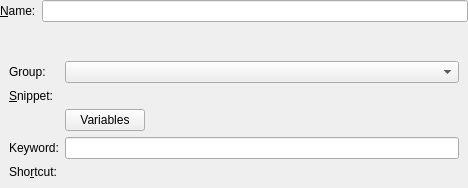
Qt form src/snippets/ui/snippetwidget.ui (KDE/mailcommon) before a commit.
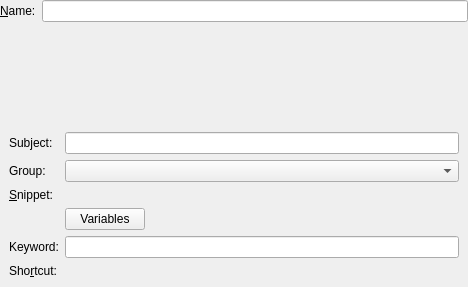
The same form after that commit. Custom widgets are drawn as their Qt base class.

Commit message: Add subject support as discussed with David

What changed in the file:
```diff
--- a/src/snippets/ui/snippetwidget.ui
+++ b/src/snippets/ui/snippetwidget.ui
@@ -7,7 +7,7 @@
     <x>0</x>
     <y>0</y>
     <width>468</width>
-    <height>188</height>
+    <height>287</height>
    </rect>
   </property>
   <layout class="QVBoxLayout" name="verticalLayout">
@@ -38,17 +38,20 @@
    <item>
     <widget class="QWidget" name="groupWidget" native="true">
      <layout class="QGridLayout" name="gridLayout">
-      <item row="0" column="0">
-       <widget class="QLabel" name="textLabelGroup">
-        <property name="text">
-         <string comment="Group to which the snippet belongs.">Group:</string>
+      <item row="3" column="2">
+       <spacer name="horizontalSpacer">
+        <property name="orientation">
+         <enum>Qt::Horizontal</enum>
         </property>
-        <property name="wordWrap">
-         <bool>false</bool>
+        <property name="sizeHint" stdset="0">
+         <size>
+          <width>347</width>
+          <height>20</height>
+         </size>
         </property>
-       </widget>
+       </spacer>
       </item>
-      <item row="1" column="0">
+      <item row="2" column="0">
        <widget class="QLabel" name="textLabel">
         <property name="text">
          <string>&amp;Snippet:</string>
@@ -64,8 +67,31 @@
         </property>
        </widget>
       </item>
+      <item row="7" column="1" colspan="2">
+       <widget class="KKeySequenceWidget" name="keyWidget">
+        <property name="sizePolicy">
+         <sizepolicy hsizetype="Preferred" vsizetype="Preferred">
+          <horstretch>0</horstretch>
+          <verstretch>0</verstretch>
+         </sizepolicy>
+        </property>
+       </widget>
+      </item>
+      <item row="1" column="0">
+       <widget class="QLabel" name="textLabelGroup">
+        <property name="text">
+         <string comment="Group to which the snippet belongs.">Group:</string>
+        </property>
+        <property name="wordWrap">
+         <bool>false</bool>
+        </property>
+       </widget>
+      </item>
       <item row="1" column="1" colspan="2">
-       <widget class="KPIMTextEdit::PlainTextEditorWidget" name="snippetText" native="true">
+       <widget class="KComboBox" name="groupBox"/>
+      </item>
+      <item row="2" column="1" colspan="2">
+       <widget class="KPIMTextEdit::PlainTextEditorWidget" name="snippetText">
         <property name="font">
          <font>
           <family>Courier</family>
@@ -74,27 +100,21 @@
         </property>
        </widget>
       </item>
-      <item row="2" column="1">
+      <item row="6" column="0">
+       <widget class="QLabel" name="label">
+        <property name="text">
+         <string>Keyword:</string>
+        </property>
+       </widget>
+      </item>
+      <item row="3" column="1">
        <widget class="QPushButton" name="pushButtonVariables">
         <property name="text">
          <string>Variables</string>
         </property>
        </widget>
       </item>
-      <item row="2" column="2">
-       <spacer name="horizontalSpacer">
-        <property name="orientation">
-         <enum>Qt::Horizontal</enum>
-        </property>
-        <property name="sizeHint" stdset="0">
-         <size>
-          <width>347</width>
-          <height>20</height>
-         </size>
-        </property>
-       </spacer>
-      </item>
-      <item row="6" column="0">
+      <item row="7" column="0">
        <widget class="QLabel" name="keyWidgetLabel">
         <property name="text">
          <string>Sho&amp;rtcut:</string>
@@ -108,54 +128,64 @@
        </widget>
       </item>
       <item row="6" column="1" colspan="2">
-       <widget class="KKeySequenceWidget" name="keyWidget" native="true">
-        <property name="sizePolicy">
-         <sizepolicy hsizetype="Preferred" vsizetype="Preferred">
-          <horstretch>0</horstretch>
-          <verstretch>0</verstretch>
-         </sizepolicy>
+       <widget class="KLineEdit" name="keyword">
+        <property name="urlDropsEnabled">
+         <bool>false</bool>
+        </property>
+        <property name="trapEnterKeyEvent" stdset="0">
+         <bool>true</bool>
+        </property>
+        <property name="showClearButton" stdset="0">
+         <bool>true</bool>
+        </property>
+       </widget>
+      </item>
+      <item row="0" column="0">
+       <widget class="QLabel" name="label_2">
+        <property name="text">
+         <string>Subject:</string>
         </property>
        </widget>
       </item>
       <item row="0" column="1" colspan="2">
-       <widget class="KComboBox" name="groupBox"/>
-      </item>
-      <item row="5" column="0">
-       <widget class="QLabel" name="label">
-        <property name="text">
-         <string>Keyword:</string>
+       <widget class="KLineEdit" name="subject">
+        <property name="clearButtonEnabled">
+         <bool>true</bool>
+        </property>
+        <property name="urlDropsEnabled">
+         <bool>false</bool>
+        </property>
+        <property name="trapEnterKeyEvent" stdset="0">
+         <bool>true</bool>
         </property>
        </widget>
       </item>
-      <item row="5" column="1" colspan="2">
-       <widget class="KLineEdit" name="keyword"/>
-      </item>
      </layout>
     </widget>
    </item>
   </layout>
  </widget>
  <customwidgets>
-  <customwidget>
-   <class>KLineEdit</class>
-   <extends>QLineEdit</extends>
-   <header>klineedit.h</header>
-  </customwidget>
   <customwidget>
    <class>KComboBox</class>
    <extends>QComboBox</extends>
    <header>kcombobox.h</header>
   </customwidget>
   <customwidget>
-   <class>KKeySequenceWidget</class>
-   <extends>QWidget</extends>
-   <header>kkeysequencewidget.h</header>
+   <class>KLineEdit</class>
+   <extends>QLineEdit</extends>
+   <header>klineedit.h</header>
   </customwidget>
   <customwidget>
    <class>KPIMTextEdit::PlainTextEditorWidget</class>
    <extends>QWidget</extends>
    <header>kpimtextedit/plaintexteditorwidget.h</header>
   </customwidget>
+  <customwidget>
+   <class>KKeySequenceWidget</class>
+   <extends>QWidget</extends>
+   <header>kkeysequencewidget.h</header>
+  </customwidget>
  </customwidgets>
  <resources/>
  <connections/>
```
Left out of the diff: 14 changed lines with no effect on the pictures. The commit also changes 8 other files.
